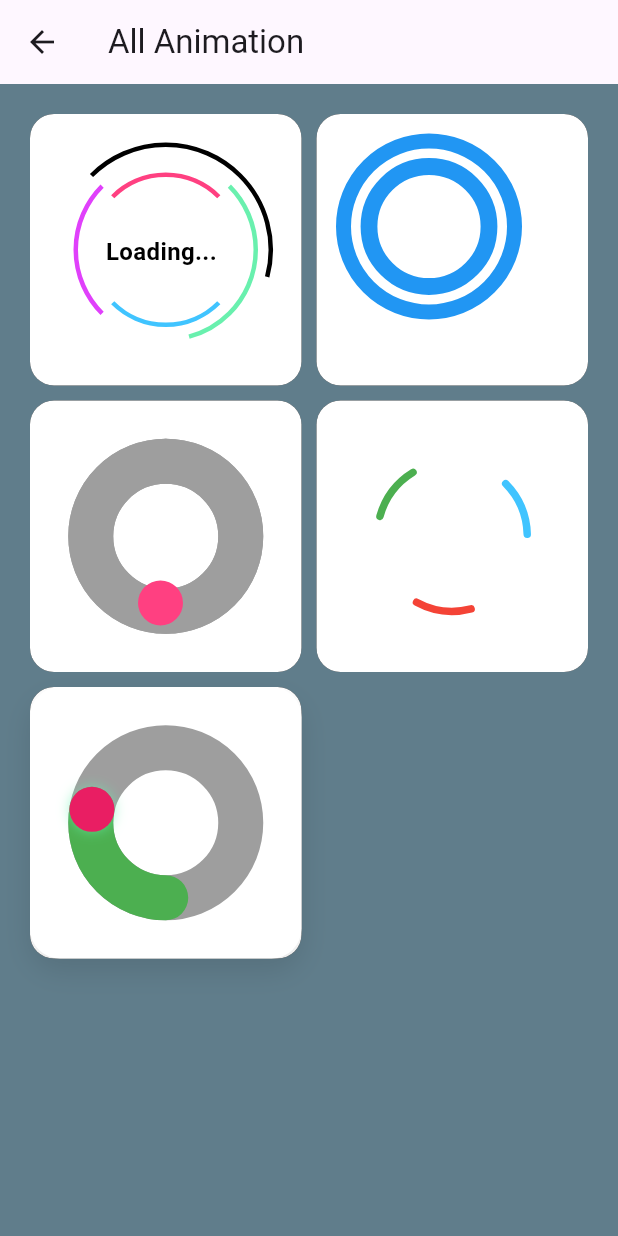
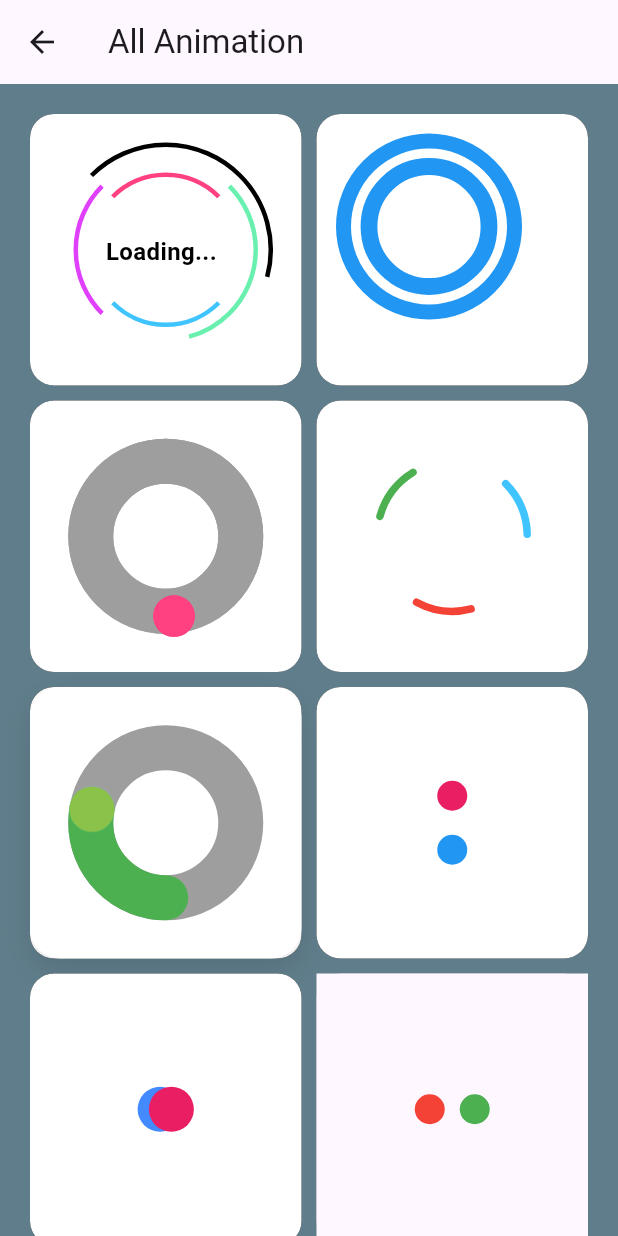
Before and after one commit to winthein460/Animation, a Flutter app: the AllAnimation screen opened directly, on a phone screen of 412 x 824 dp. Run offline on Flutter 3.47's test engine with Material 3 defaults, Android fonts, the phone set to English and light mode, and no system bars; our stand-ins replace get.

Commit message:
add new animation

```diff
--- a/lib/all_animation.dart
+++ b/lib/all_animation.dart
@@ -3,6 +3,9 @@ import 'package:animation_test_prj/circle_loading_animation_2.dart';
 import 'package:animation_test_prj/circle_loading_animation_3.dart';
 import 'package:animation_test_prj/circle_loading_animation_4.dart';
 import 'package:animation_test_prj/circle_loading_animation_5.dart';
+import 'package:animation_test_prj/circle_loading_animation_6.dart';
+import 'package:animation_test_prj/circle_loading_animation_7.dart';
+import 'package:animation_test_prj/cricle_loading_animation_8.dart';
 import 'package:flutter/material.dart';
 
 class AllAnimation extends StatefulWidget {
@@ -62,7 +65,31 @@ class _AllAnimationState extends State<AllAnimation> {
               color: Colors.white,
               borderRadius: BorderRadius.circular(16),
             ),
-            child: ProgressScreen (),
+            child: CircleLoadingAnimation5 (),
+          ),
+          Container(
+            decoration: BoxDecoration(
+              boxShadow: [BoxShadow(color: Colors.black)],
+              color: Colors.white,
+              borderRadius: BorderRadius.circular(16),
+            ),
+            child: CircleLoadingAnimation6(),
+          ),
+          Container(
+            decoration: BoxDecoration(
+              boxShadow: [BoxShadow(color: Colors.black)],
+              color: Colors.white,
+              borderRadius: BorderRadius.circular(16),
+            ),
+            child: CircleLoadingAnimation7(),
+          ),
+           Container(
+            decoration: BoxDecoration(
+              boxShadow: [BoxShadow(color: Colors.black)],
+              color: Colors.white,
+              borderRadius: BorderRadius.circular(16),
+            ),
+            child: CircleLoadingAnimation8(),
           ),
         ],
       ),
--- a/lib/circle_loading_animation_2.dart
+++ b/lib/circle_loading_animation_2.dart
@@ -1,9 +1,5 @@
-import 'dart:math';
-
-import 'package:animation_test_prj/circle_loading_animation_3.dart';
 import 'package:animation_test_prj/widget/second_circle_painter.dart';
 import 'package:flutter/material.dart';
-import 'package:get/get.dart';
 
 class CircleLoadingAnimation2 extends StatefulWidget {
   const CircleLoadingAnimation2({super.key});
@@ -28,11 +24,9 @@ class _CircleLoadingAnimation2State extends State<CircleLoadingAnimation2>
 
     _animationController.addStatusListener((status) async {
       if (status == AnimationStatus.completed) {
-    debugPrint("Work");
         animationScale.value = 0.8;
         await Future.delayed(const Duration(milliseconds: 100));
         animationScale.value = 1.0;
-
         _animationController.reset();
         _animationController.forward(from: 0);
       }
@@ -44,6 +38,9 @@ class _CircleLoadingAnimation2State extends State<CircleLoadingAnimation2>
   @override
   void dispose() {
     _animationController.dispose();
+    _animationController.removeStatusListener((listener) {
+      print(listener);
+    });
     super.dispose();
   }
 
@@ -56,7 +53,8 @@ class _CircleLoadingAnimation2State extends State<CircleLoadingAnimation2>
             children: [
               ValueListenableBuilder(
                 valueListenable: animationScale,
-                builder: (context, scale, child) =>  AnimatedScale(
+                builder:
+                    (context, scale, child) => AnimatedScale(
                       scale: scale,
                       duration: Duration(milliseconds: 0),
                       child: CustomPaint(
@@ -75,7 +73,9 @@ class _CircleLoadingAnimation2State extends State<CircleLoadingAnimation2>
                   size: Size(150, 150),
                   painter: SecondCirclePainter(
                     largeRadius: 0,
-                    smallRadius: 55*_animationController.value+(_animationController.value* 2),
+                    smallRadius:
+                        55 * _animationController.value +
+                        (_animationController.value * 2),
                     animationValue: _animationController.value,
                   ),
                 ),
--- a/lib/circle_loading_animation_3.dart
+++ b/lib/circle_loading_animation_3.dart
@@ -76,12 +76,12 @@ class _CircleLoadingAnimation3State extends State<CircleLoadingAnimation3>
                 builder:
                     (context, child) => Transform.translate(
                       offset: Offset(
-                        72,
-                        _animation.value == 0 ? 10 : (123 * _animation.value),
+                        82,
+                        _animation.value == 0 ? 10 : (133 * _animation.value),
                       ),
                       child: Container(
-                        width: 30,
-                        height: 30,
+                        width: 28,
+                        height: 28,
                         decoration: BoxDecoration(
                           color: Colors.pinkAccent,
                           shape: BoxShape.circle,
--- a/lib/circle_loading_animation_5.dart
+++ b/lib/circle_loading_animation_5.dart
@@ -3,16 +3,15 @@ import 'package:animation_test_prj/widget/fifth_circle_painter.dart';
 import 'package:flutter/material.dart';
 import 'dart:math' as math;
 
-
-
-class ProgressScreen extends StatefulWidget {
-  const ProgressScreen({super.key});
+class CircleLoadingAnimation5 extends StatefulWidget {
+  const CircleLoadingAnimation5({super.key});
 
   @override
-  State<ProgressScreen> createState() => _ProgressScreenState();
+  State<CircleLoadingAnimation5> createState() =>
+      _CircleLoadingAnimation5State();
 }
 
-class _ProgressScreenState extends State<ProgressScreen>
+class _CircleLoadingAnimation5State extends State<CircleLoadingAnimation5>
     with SingleTickerProviderStateMixin {
   late AnimationController _animationController;
   late Animation<double> _animation;
@@ -90,17 +89,17 @@ class _ProgressScreenState extends State<ProgressScreen>
                   child: SlideTransition(
                     position: _slideAnimation,
                     child: Transform.translate(
-                      offset: _calculateIndicatorOffset(_animation.value),
+                      offset: _calculateOffset(_animation.value),
                       child: Container(
                         width: 30,
                         height: 30,
-                        decoration: const BoxDecoration(
-                          color: Colors.pink,
+                        decoration: BoxDecoration(
+                          color: Colors.lightGreen,
                           shape: BoxShape.circle,
                           boxShadow: [
                             BoxShadow(
                               color: Colors.greenAccent,
-                              blurRadius: 8,
+                              blurRadius: 2,
                               spreadRadius: -2,
                             ),
                           ],
@@ -117,7 +116,7 @@ class _ProgressScreenState extends State<ProgressScreen>
     );
   }
 
-  Offset _calculateIndicatorOffset(double animationValue) {
+  Offset _calculateOffset(double animationValue) {
     double startAngle = 90.toRadians;
 
     final double sweepAngle = (360 * animationValue).toRadians;
--- /dev/null
+++ b/lib/circle_loading_animation_6.dart
@@ -0,0 +1,101 @@
+import 'dart:math';
+
+import 'package:animation_test_prj/widget/extension.dart';
+import 'package:flutter/material.dart';
+
+class CircleLoadingAnimation6 extends StatefulWidget {
+  const CircleLoadingAnimation6({super.key});
+
+  @override
+  State<CircleLoadingAnimation6> createState() =>
+      _CircleLoadingAnimation6State();
+}
+
+class _CircleLoadingAnimation6State extends State<CircleLoadingAnimation6>
+    with SingleTickerProviderStateMixin {
+  late AnimationController _animationController;
+  late Animation<double> _animation;
+  @override
+  void initState() {
+    _animationController = AnimationController(
+      vsync: this,
+      duration: Duration(milliseconds: 1500),
+    );
+    _animation = TweenSequence([
+      TweenSequenceItem(
+        tween: Tween(
+          begin: 0.0,
+          end: pi,
+        ).chain(CurveTween(curve: Interval(0.0, 0.4, curve: Curves.bounceInOut))),
+        weight: 2,
+      ),
+      TweenSequenceItem(
+    tween: ConstantTween(pi)
+        .chain(CurveTween(curve: Interval(0.4, 0.55, curve: Curves.bounceInOut))),
+    weight: 1,
+  ),
+      TweenSequenceItem(
+        tween: Tween(
+          begin: pi,
+          end: pi*2,
+        ).chain(CurveTween(curve: Interval(0.55, 0.95, curve: Curves.bounceInOut))),
+        weight: 2,
+      ),
+      TweenSequenceItem(
+    tween: ConstantTween(pi*2)
+        .chain(CurveTween(curve: Interval(0.95, 1.0, curve: Curves.bounceInOut))),
+    weight: 1,
+  ),
+    ]).animate(_animationController);
+    _animationController.addStatusListener((status) async {
+      if (status == AnimationStatus.completed) {
+       await Future.delayed(const Duration(milliseconds: 200));
+        _animationController.reset();
+        _animationController.forward(from: 0);
+      }
+    });
+    _animationController.forward();
+    super.initState();
+  }
+
+  @override
+  void dispose() {
+    _animationController.dispose();
+    super.dispose();
+  }
+
+  @override
+  Widget build(BuildContext context) {
+    return Center(
+      child: AnimatedBuilder(
+        animation: _animation,
+        builder:
+            (context, child) => Transform.rotate(
+              angle:  _animation.value,
+              child: Row(
+                mainAxisAlignment: MainAxisAlignment.center,
+                children: [
+                  Container(
+                    width: 20,
+                    height: 20,
+                    decoration: BoxDecoration(
+                      shape: BoxShape.circle,
+                      color:Colors.pink,
+                    ),
+                  ),
+                  SizedBox(width: 16),
+                  Container(
+                    width: 20,
+                    height: 20,
+                    decoration: BoxDecoration(
+                      shape: BoxShape.circle,
+                      color: Colors.blue,
+                    ),
+                  ),
+                ],
+              ),
+            ),
+      ),
+    );
+  }
+}
--- /dev/null
+++ b/lib/circle_loading_animation_7.dart
@@ -0,0 +1,78 @@
+import 'dart:math';
+
+import 'package:flutter/material.dart';
+
+class CircleLoadingAnimation7 extends StatefulWidget {
+  const CircleLoadingAnimation7({super.key});
+
+  @override
+  State<CircleLoadingAnimation7> createState() =>
+      _CircleLoadingAnimation7State();
+}
+
+class _CircleLoadingAnimation7State extends State<CircleLoadingAnimation7>
+    with SingleTickerProviderStateMixin {
+  late AnimationController _animationController;
+  late Animation<double> _animation;
+  @override
+  void initState() {
+    _animationController = AnimationController(
+      vsync: this,
+      duration: Duration(milliseconds: 800),
+    );
+    _animation = Tween<double>(begin: 0, end: 1).animate(
+      CurvedAnimation(parent: _animationController, curve: Curves.linear),
+    );
+
+    _animationController.addStatusListener((status) {
+     if (status.isCompleted) {
+       print("Completed");
+     }else if(status.isDismissed){
+       print("Dimissed");
+     }
+    });
+    _animationController.repeat(reverse: false);
+    super.initState();
+  }
+
+  @override
+  void dispose() {
+    _animationController.dispose();
+    super.dispose();
+  }
+
+  @override
+  Widget build(BuildContext context) {
+    return AnimatedBuilder(
+      animation: _animation,
+      builder:
+          (context, child) => Row(
+            mainAxisAlignment: MainAxisAlignment.center,
+            children: [
+              Transform.translate(
+                offset: Offset(_animation.value * 30, 0),
+                child: Container(
+                  width: 30,
+                  height: 30,
+                  decoration: BoxDecoration(
+                    shape: BoxShape.circle,
+                    color: Colors.blueAccent,
+                  ),
+                ),
+              ),
+              Transform.translate(
+                offset: Offset(_animation.value * -30, 0),
+                child: Container(
+                  width: 30,
+                  height: 30,
+                  decoration: BoxDecoration(
+                    shape: BoxShape.circle,
+                    color: Colors.pink,
+                  ),
+                ),
+              ),
+            ],
+          ),
+    );
+  }
+}
--- /dev/null
+++ b/lib/cricle_loading_animation_8.dart
@@ -0,0 +1,89 @@
+import 'dart:math';
+
+import 'package:flutter/material.dart';
+
+class CircleLoadingAnimation8 extends StatefulWidget {
+  const CircleLoadingAnimation8({super.key});
+
+  @override
+  State<CircleLoadingAnimation8> createState() => _CircleLoadingAnimation8State();
+}
+
+class _CircleLoadingAnimation8State extends State<CircleLoadingAnimation8>
+    with SingleTickerProviderStateMixin {
+  late AnimationController _controller;
+  late Animation<double> animation;
+
+  @override
+  void initState() {
+    super.initState();
+    _controller =
+        AnimationController(
+            vsync: this,
+            duration: const Duration(milliseconds: 1000),
+          )
+          ..addListener(_listenAnimation)
+          ..addStatusListener(_listenAnimationStatus);
+    Future.delayed(const Duration(seconds: 3)).then((_) {
+      _controller.forward();
+    });
+    animation = CurvedAnimation(parent: _controller, curve: Curves.bounceOut);
+  }
+
+  void _listenAnimation() {
+    if (_controller.value == 0.5) {
+      _controller.stop();
+      Future.delayed(const Duration(milliseconds: 500)).then((_) {
+        _controller.forward(from: 0.51);
+      });
+    }
+  }
+
+  void _listenAnimationStatus(AnimationStatus status) {
+    if (status == AnimationStatus.completed) {
+      _controller.reset();
+      Future.delayed(const Duration(milliseconds: 500)).then((_) {
+        _controller.forward();
+      });
+    }
+  }
+
+  @override
+  void dispose() {
+    _controller.dispose();
+    super.dispose();
+  }
+
+  @override
+  Widget build(BuildContext context) {
+    return Scaffold(
+      body: Center(
+        child: AnimatedBuilder(
+          animation: _controller,
+          builder: (c, child) {
+            // if (_controller.value > 0.5) {
+            //   _controller.stop();
+            // }
+            return Transform.rotate(
+              angle: (90 * 4 * (pi / 180.0) * animation.value),
+              child: Row(
+                mainAxisSize: MainAxisSize.min,
+                children: [
+                  circleWidget(Colors.red),
+                  SizedBox(width: 10),
+                  circleWidget(Colors.green),
+                ],
+              ),
+            );
+          },
+        ),
+      ),
+    );
+  }
+
+  Widget circleWidget(Color color) => Container(
+    height: 20,
+    width: 20,
+    decoration: BoxDecoration(shape: BoxShape.circle, color: color),
+  );
+}
--- a/lib/tween_sequence_animation.dart
+++ b/lib/tween_sequence_animation.dart
@@ -1,7 +1,6 @@
 import 'dart:math';
 
 import 'package:animation_test_prj/all_animation.dart';
-import 'package:animation_test_prj/circle_loading_animation.dart';
 import 'package:flutter/material.dart';
 import 'package:get/get.dart';
 
```
Lines whose indentation alone changed are shown as unchanged.
